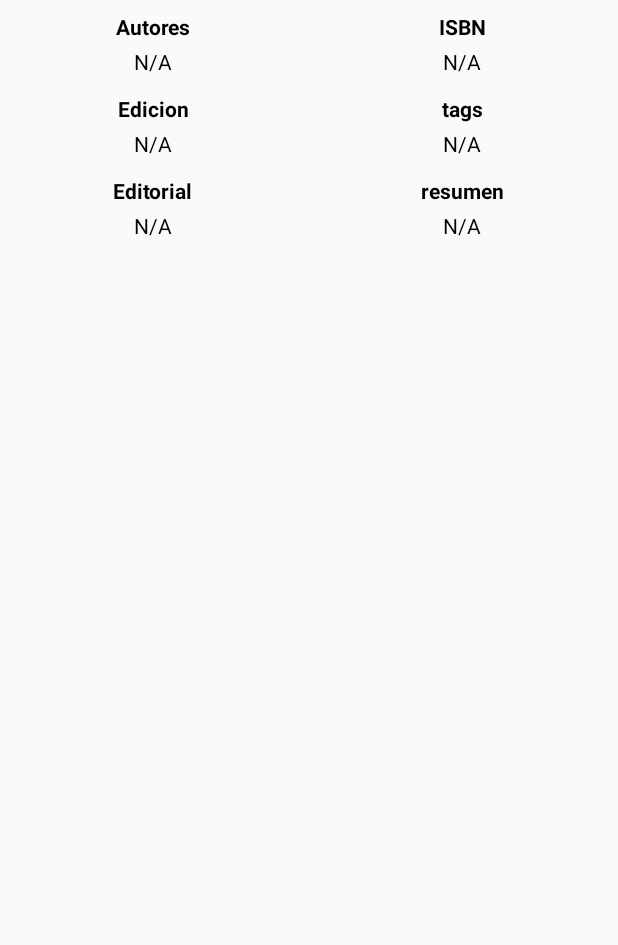
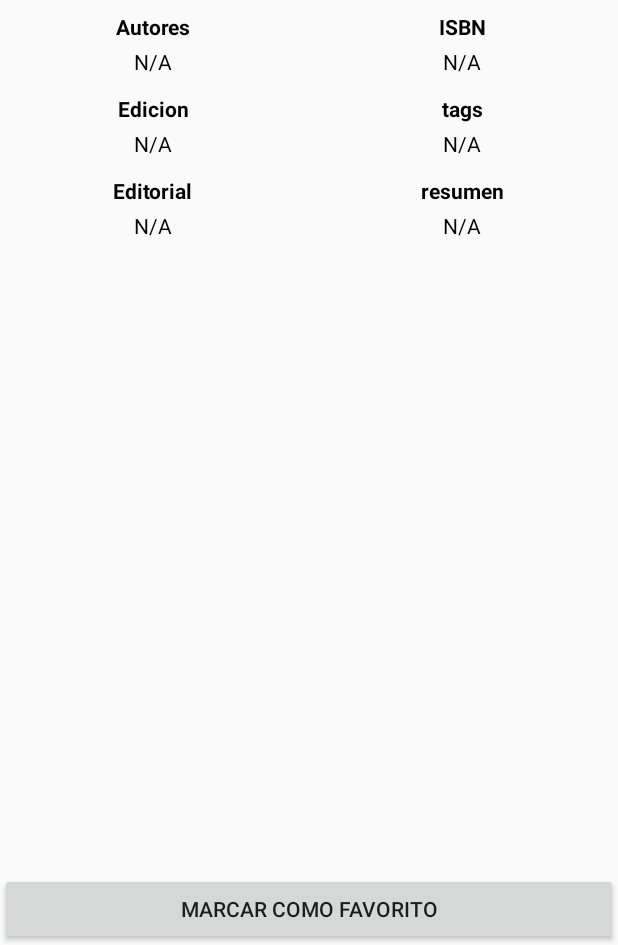
Before and after one commit to Bryanceren/ROOM_Library, an Android app: the layout fragment_main_details.xml on its own in the app's theme, with its tools: preview values and no code run, on a phone screen of 412 x 824 dp, the part 291-1236 px from its top. Run offline under Robolectric (Android 15) with nearby library versions, the phone set to English and light mode, and no system bars.

Commit message:
Campo favorito agregado

```diff
--- a/app/src/main/java/com/example/room_library/Activities/NewBookActivity.kt
+++ b/app/src/main/java/com/example/room_library/Activities/NewBookActivity.kt
@@ -39,6 +39,7 @@ class NewBookActivity : AppCompatActivity() {
     private lateinit var editResumenView: EditText
     private lateinit var editTagsView: EditText
     private lateinit var editCaratulaView: EditText
+
 
     public override fun onCreate(savedInstanceState: Bundle?) {
         super.onCreate(savedInstanceState)
--- a/app/src/main/java/com/example/room_library/room/DAO/BookDao.kt
+++ b/app/src/main/java/com/example/room_library/room/DAO/BookDao.kt
@@ -18,7 +18,12 @@ interface BookDao {
     @Query("SELECT * FROM Libro")
     fun getAllBooks():LiveData<List<Book>>
 
+    @Query("UPDATE Libro SET L_Favorito = 1 WHERE L_isbn = (:ISBN)")
+    fun setFavoriteBook(ISBN: String)
+
     @Query("SELECT * FROM Libro WHERE Libro.L_Favorito = 1")
     fun getFavoriteBooks(): LiveData<List<Book>>
 
+
+
 }
--- a/app/src/main/java/com/example/room_library/room/Entities/Book.kt
+++ b/app/src/main/java/com/example/room_library/room/Entities/Book.kt
@@ -14,5 +14,6 @@ data class Book(
     @ColumnInfo(name = "L_titulo") var titulo : String,
     @ColumnInfo(name = "L_edicion") var edicion : String,
     @ColumnInfo(name = "L_resumen") var resumen : String,
-    @ColumnInfo(name = "L_Favorito") var favorito : Int
+    @ColumnInfo(name = "L_Favorito") var favorito : Int = 0
+
 )
--- a/app/src/main/res/layout/fragment_main_details.xml
+++ b/app/src/main/res/layout/fragment_main_details.xml
@@ -21,6 +21,7 @@
             android:layout_width="140dp"
             android:layout_height="140dp"
             android:src="@drawable/ic_launcher_background"/>
+
     <ScrollView
             android:layout_width="match_parent"
             android:layout_height="0dp"
@@ -269,5 +270,11 @@
 
     </ScrollView>
 
+    <Button
+        android:id="@+id/btn_fav"
+        android:layout_width="match_parent"
+        android:layout_height="wrap_content"
+        android:text="marcar como favorito" />
+
 
 </LinearLayout>
```
